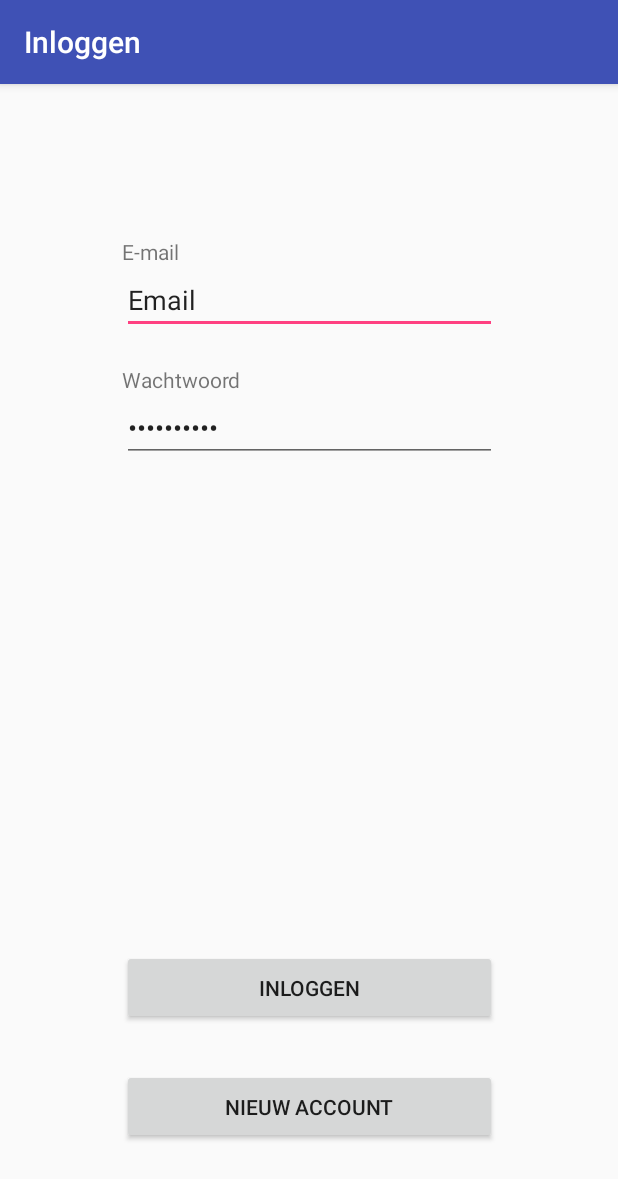
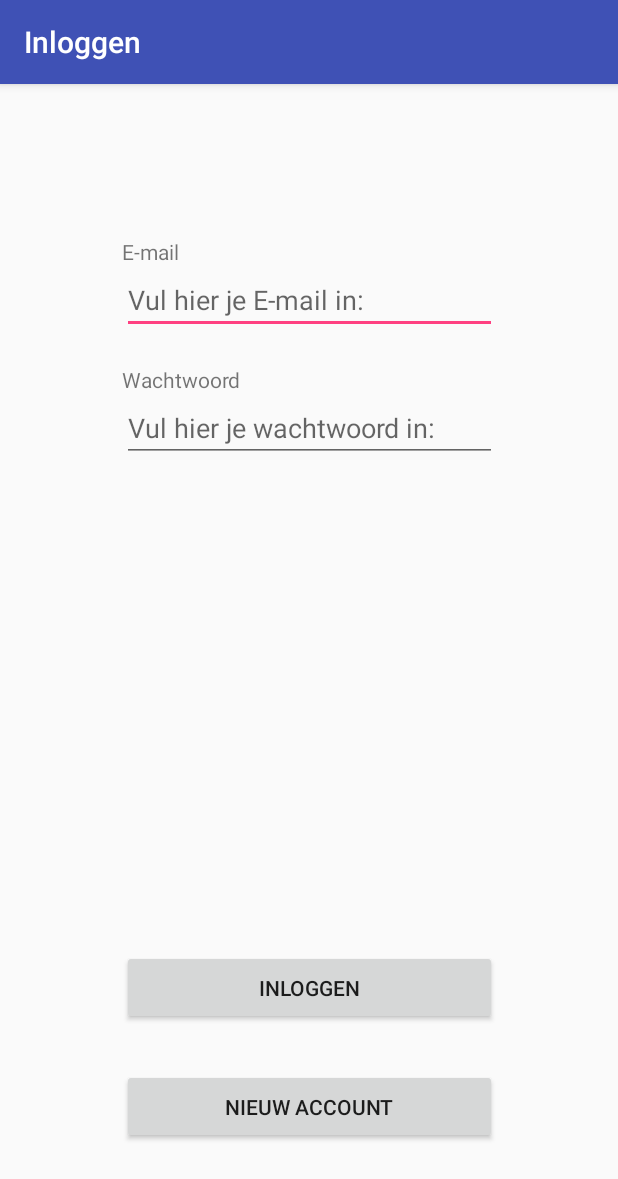
Before and after one commit to Joepin8/Course_Manager, an Android app: the screen it shows after launch (MainActivity), on a phone screen of 412 x 824 dp. Shown: the top 1179 px of the screen. Run offline under Robolectric (Android 15) with nearby library versions, the phone set to English and light mode, and no system bars; our stand-ins replace Firebase (no records; nobody signed in at launch, a user with empty details on screens opened directly), Volley.

Commit message:
login view/registerview was irritant, er stonden al letters ingevuld, die moest je verwijderen, nu staan er hints

```diff
--- a/app/src/main/res/layout/activity_main.xml
+++ b/app/src/main/res/layout/activity_main.xml
@@ -13,15 +13,14 @@
         android:layout_width="250dp"
         android:layout_height="wrap_content"
         android:ems="10"
+        android:hint="Vul hier je E-mail in:"
         android:inputType="textPersonName"
-        android:text="Email"
         app:layout_constraintLeft_toLeftOf="parent"
         app:layout_constraintRight_toRightOf="parent"
         app:layout_constraintTop_toBottomOf="@+id/tvEmail"
         tools:layout_constraintLeft_creator="1"
         tools:layout_constraintRight_creator="1"
-        tools:layout_constraintTop_creator="1"
-        tools:text="E-mail" />
+        tools:layout_constraintTop_creator="1" />
 
     <EditText
         android:id="@+id/passwordET"
@@ -29,15 +28,14 @@
         android:layout_height="wrap_content"
         android:layout_marginTop="40dp"
         android:ems="10"
+        android:hint="Vul hier je wachtwoord in:"
         android:inputType="textPassword"
-        android:text="Wachtwoord"
         app:layout_constraintLeft_toLeftOf="@+id/emailET"
         app:layout_constraintRight_toRightOf="@+id/emailET"
         app:layout_constraintTop_toBottomOf="@+id/emailET"
         tools:layout_constraintLeft_creator="1"
         tools:layout_constraintRight_creator="1"
-        tools:layout_constraintTop_creator="1"
-        tools:text="Wachtwoord" />
+        tools:layout_constraintTop_creator="1" />
 
     <Button
         android:id="@+id/loginBtn"
```
Also changed, not shown: app/src/main/res/layout/activity_nieuw_account.xml (+4 -6 lines).
